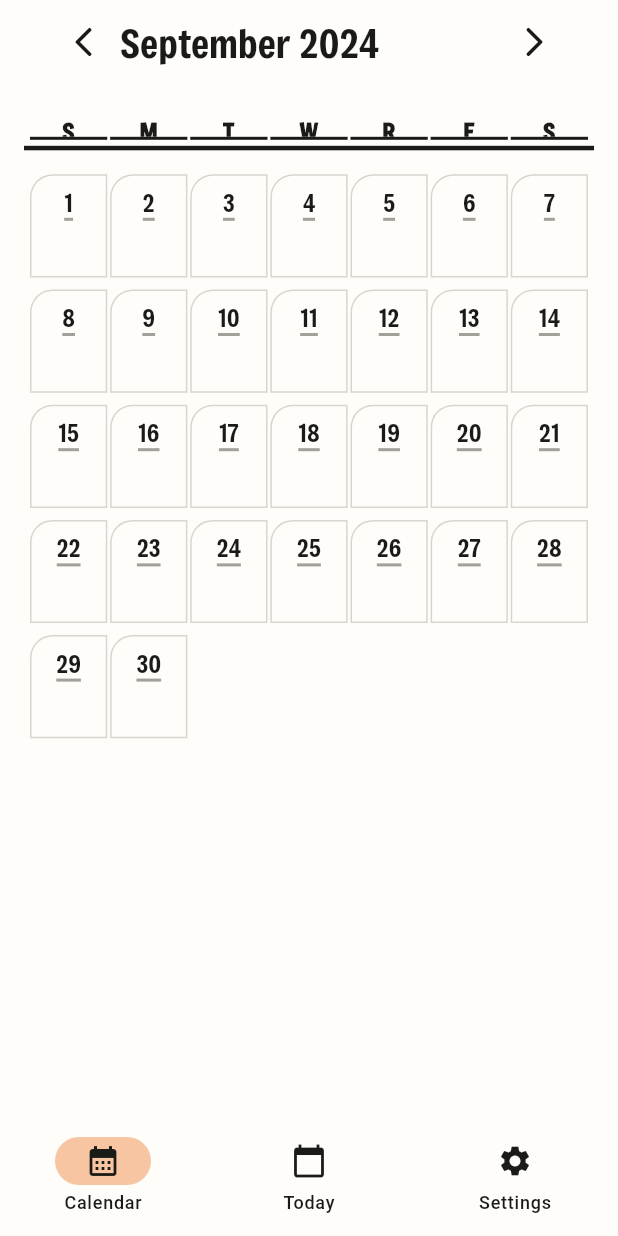
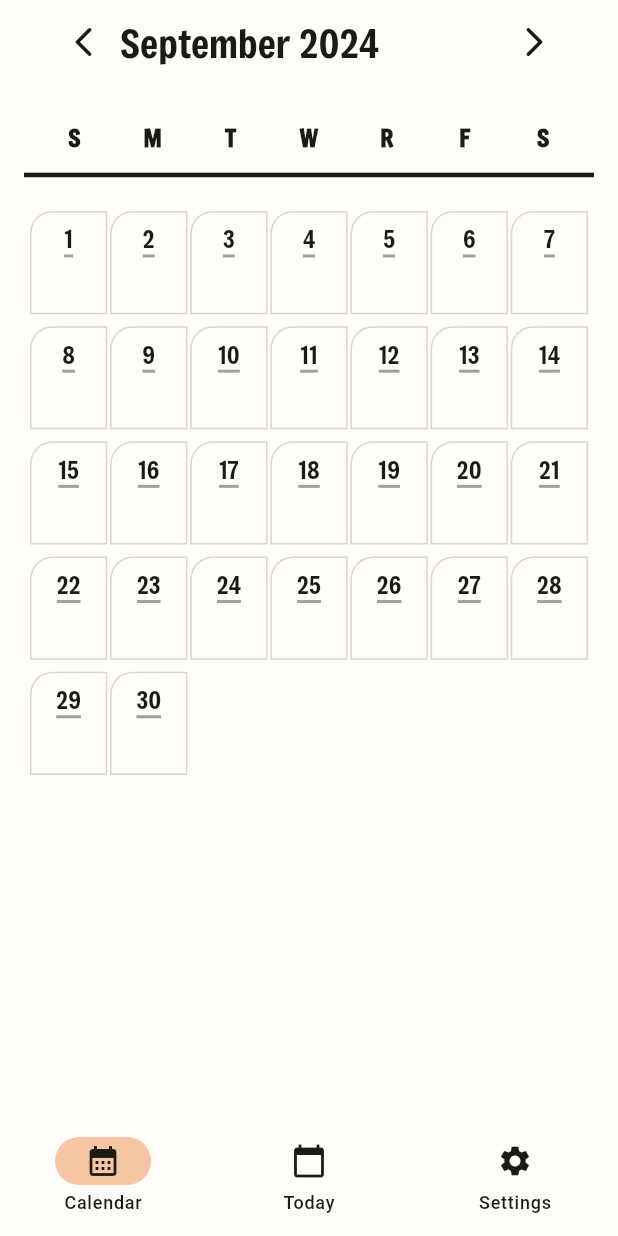
Before and after one commit to jpat64/tadpole, a Flutter app: the screen it shows after launch, on a phone screen of 412 x 824 dp. Run offline on Flutter 3.47's test engine with Material 3 defaults, Android fonts, the phone set to English and light mode, and no system bars; our stand-ins replace flutter_typeahead, go_router, hive_flutter, shared_preferences; missing offline and left inert: flutter_email_sender; accounts and stored records are empty.

Commit message:
messing with the look a little more

```diff
--- a/lib/screens/CalendarScreen.dart
+++ b/lib/screens/CalendarScreen.dart
@@ -47,34 +47,26 @@ class _CalendarScreenState extends State<CalendarScreen> {
     return ListView(
       children: <Widget>[
             Container(
-              padding: const EdgeInsets.all(4),
-              decoration: BoxDecoration(
-                  border: Border(
-                      bottom: BorderSide(
-                          color: Theme.of(context).colorScheme.background,
-                          width: 3))),
+              padding: const EdgeInsets.all(8),
               child: Row(
                 mainAxisAlignment: MainAxisAlignment.spaceBetween,
                 children: dayOfWeekNames.map<Widget>((element) {
                   return SizedBox(
-                    height: constraints.biggest.height * 0.025,
+                    height: constraints.biggest.height * 0.03,
                     width: constraints.biggest.width * 0.125,
-                    child: Container(
-                      decoration: BoxDecoration(
-                          border: Border(
-                              bottom: BorderSide(
-                                  color: palette?.text ?? Palette.basic.text,
-                                  width: 2))),
-                      child: Text(
-                        element,
-                        textAlign: TextAlign.center,
-                        style: const TextStyle(
-                            fontWeight: FontWeight.bold, fontSize: 16),
-                      ),
+                    child: Text(
+                      element,
+                      textAlign: TextAlign.center,
+                      style: const TextStyle(
+                          fontWeight: FontWeight.bold, fontSize: 16),
                     ),
                   );
                 }).toList(),
               ),
+            ),
+            Divider(
+              thickness: 3,
+              color: palette?.text ?? Palette.basic.text,
             ),
             const SizedBox(height: 12),
           ] +
```
Also changed, not shown: pubspec.lock.
